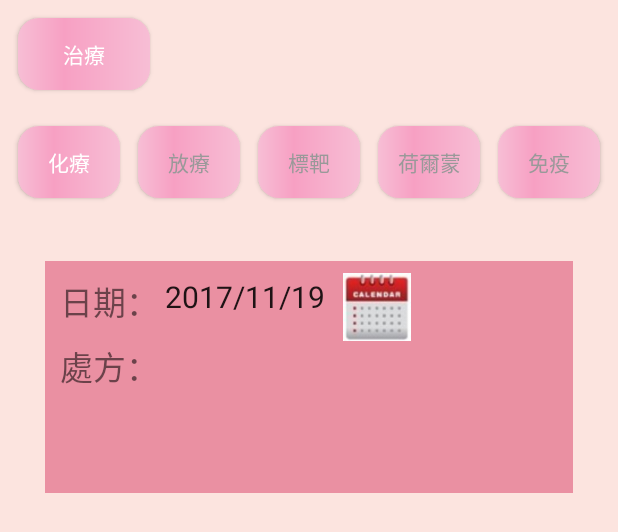
After one commit to ImJsaw/iBreast, an Android app: the layout activity_note_treat1_add.xml on its own in the app's theme, with its tools: preview values and no code run, on a phone screen of 412 x 824 dp. The commit adds this screen. Shown: the top 532 px of the screen. Run offline under Robolectric (Android 15) with nearby library versions, the phone set to English and light mode, and no system bars.

Commit message:
7/21 note_treat2

```diff
--- a/app/src/main/AndroidManifest.xml
+++ b/app/src/main/AndroidManifest.xml
@@ -113,6 +113,7 @@
         <activity
             android:name=".note.note_treat_add"
             android:configChanges="orientation|keyboardHidden"
+            android:windowSoftInputMode="stateHidden"
             android:label="@string/treat" />
     </application>
 </manifest>
--- a/app/src/main/java/com/jsaw/ibreast/note/note_treat.java
+++ b/app/src/main/java/com/jsaw/ibreast/note/note_treat.java
@@ -13,7 +13,7 @@ public class note_treat extends AppCompatActivity {
     @Override
     protected void onCreate(Bundle savedInstanceState) {
         super.onCreate(savedInstanceState);
-        setContentView(R.layout.activity_note_treat);
+        setContentView(R.layout.activity_note_treat1);
 
         mBtnAdd = findViewById(R.id.Btn_edit);
         mBtnAdd.setOnClickListener(new View.OnClickListener() {
--- a/app/src/main/java/com/jsaw/ibreast/note/note_treat_add.java
+++ b/app/src/main/java/com/jsaw/ibreast/note/note_treat_add.java
@@ -1,10 +1,7 @@
 package com.jsaw.ibreast.note;
 
-import android.content.Intent;
 import android.os.Bundle;
 import android.support.v7.app.AppCompatActivity;
-import android.view.View;
-import android.widget.Button;
 
 import com.jsaw.ibreast.R;
 
@@ -13,7 +10,7 @@ public class note_treat_add extends AppCompatActivity {
     @Override
     protected void onCreate(Bundle savedInstanceState) {
         super.onCreate(savedInstanceState);
-        setContentView(R.layout.activity_note_treat_add);
+        setContentView(R.layout.activity_note_treat1_add);
 
 
     }
--- /dev/null
+++ b/app/src/main/res/layout/activity_note_treat1_add.xml
@@ -0,0 +1,138 @@
+<?xml version="1.0" encoding="utf-8"?>
+<LinearLayout xmlns:android="http://schemas.android.com/apk/res/android"
+    xmlns:app="http://schemas.android.com/apk/res-auto"
+    android:layout_width="match_parent"
+    android:layout_height="match_parent"
+    android:orientation="vertical">
+
+    <FrameLayout
+        android:layout_width="match_parent"
+        android:layout_height="wrap_content">
+
+        <Button
+            android:id="@+id/Btn_treat"
+            android:layout_width="wrap_content"
+            android:layout_height="wrap_content"
+            android:layout_margin="12dp"
+            android:background="@drawable/button_shape"
+            android:shadowRadius="7"
+            android:text="@string/treat"
+            android:textColor="@color/white" />
+
+
+    </FrameLayout>
+
+    <LinearLayout
+        android:layout_width="match_parent"
+        android:layout_height="wrap_content"
+        android:orientation="horizontal">
+
+        <Button
+            android:layout_width="0dp"
+            android:layout_height="wrap_content"
+            android:layout_margin="12dp"
+            android:layout_weight="1"
+            android:background="@drawable/button_shape"
+            android:text="化療"
+            android:textColor="@color/white" />
+
+        <Button
+            android:layout_width="0dp"
+            android:layout_height="wrap_content"
+            android:layout_marginRight="12dp"
+            android:layout_marginTop="12dp"
+            android:layout_weight="1"
+            android:background="@drawable/button_shape"
+            android:text="放療"
+            android:textColor="@color/gray" />
+
+        <Button
+            android:layout_width="0dp"
+            android:layout_height="wrap_content"
+            android:layout_marginRight="12dp"
+            android:layout_marginTop="12dp"
+            android:layout_weight="1"
+            android:background="@drawable/button_shape"
+            android:text="標靶"
+            android:textColor="@color/gray" />
+
+        <Button
+            android:layout_width="0dp"
+            android:layout_height="wrap_content"
+            android:layout_marginRight="12dp"
+            android:layout_marginTop="12dp"
+            android:layout_weight="1"
+            android:background="@drawable/button_shape"
+            android:text="荷爾蒙"
+            android:textColor="@color/gray" />
+
+        <Button
+            android:layout_width="0dp"
+            android:layout_height="wrap_content"
+            android:layout_marginRight="12dp"
+            android:layout_marginTop="12dp"
+            android:layout_weight="1"
+            android:background="@drawable/button_shape"
+            android:text="免疫"
+            android:textColor="@color/gray" />
+    </LinearLayout>
+
+    <RelativeLayout
+        android:layout_width="wrap_content"
+        android:layout_height="wrap_content"
+        android:layout_gravity="center_horizontal"
+        android:layout_margin="30dp"
+        android:background="@color/colorPrimary">
+
+        <TextView
+            android:id="@+id/txtDate"
+            android:layout_width="wrap_content"
+            android:layout_height="wrap_content"
+            android:layout_marginLeft="10dp"
+            android:paddingTop="10dp"
+            android:text="@string/date"
+            android:textSize="22sp" />
+
+        <EditText
+            android:id="@+id/edtDate"
+            android:layout_width="wrap_content"
+            android:layout_height="wrap_content"
+            android:layout_toEndOf="@+id/txtDate"
+            android:text="2017/11/19"
+            android:textSize="20sp" />
+
+        <ImageView
+            android:id="@+id/imgCal"
+            android:layout_width="45dp"
+            android:layout_height="45dp"
+            android:layout_margin="8dp"
+            android:layout_toEndOf="@+id/edtDate"
+            android:background="@drawable/calendar" />
+
+        <TextView
+            android:id="@+id/txtScr"
+            android:layout_width="wrap_content"
+            android:layout_height="wrap_content"
+            android:layout_below="@+id/txtDate"
+            android:layout_marginTop="10dp"
+            android:layout_toStartOf="@+id/edtDate"
+            android:text="處方："
+            android:textSize="22sp" />
+
+        <ListView
+            android:id="@+id/list_noteAdd"
+            android:layout_width="wrap_content"
+            android:layout_height="wrap_content"
+            android:layout_alignStart="@+id/txtScr"
+            android:layout_below="@+id/txtScr" />
+
+        <ImageButton
+            android:id="@+id/imgCheack"
+            android:layout_width="wrap_content"
+            android:layout_height="wrap_content"
+            android:layout_below="@+id/list_noteAdd"
+            android:layout_toEndOf="@+id/list_noteAdd"
+            android:background="@drawable/check" />
+    </RelativeLayout>
+
+</LinearLayout>
--- a/app/src/main/res/layout/activity_note_treat.xml
+++ b/app/src/main/res/layout/activity_note_treat2.xml
@@ -42,7 +42,7 @@
             android:layout_weight="1"
             android:background="@drawable/button_shape"
             android:text="化療"
-            android:textColor="@color/white" />
+            android:textColor="@color/gray" />
 
         <Button
             android:layout_width="0dp"
@@ -52,7 +52,7 @@
             android:layout_weight="1"
             android:background="@drawable/button_shape"
             android:text="放療"
-            android:textColor="@color/gray" />
+            android:textColor="@color/white" />
 
         <Button
             android:layout_width="0dp"
@@ -90,7 +90,7 @@
         android:layout_height="match_parent">
 
         <ListView
-            android:id="@+id/list_cure"
+            android:id="@+id/list_note"
             android:layout_width="0dp"
             android:layout_height="0dp"
             app:layout_constraintBottom_toBottomOf="parent"
```
Also changed, not shown: app/src/main/java/com/jsaw/ibreast/cure.java (+12 -9 lines), app/src/main/java/com/jsaw/ibreast/login.java (+27 -25 lines), app/src/main/res/layout/activity_note_treat1.xml (renamed from app/src/main/res/layout/activity_note_treat_add.xml, +21 -43 lines), app/src/main/res/layout/activity_note_treat2_add.xml (added, +114 -0 lines), app/src/main/res/layout/activity_note_treat3.xml (added, +101 -0 lines), app/src/main/res/layout/activity_note_treat4.xml (added, +101 -0 lines), app/src/main/res/layout/activity_note_treat5.xml (added, +101 -0 lines), app/src/main/res/drawable/check.png (added).
